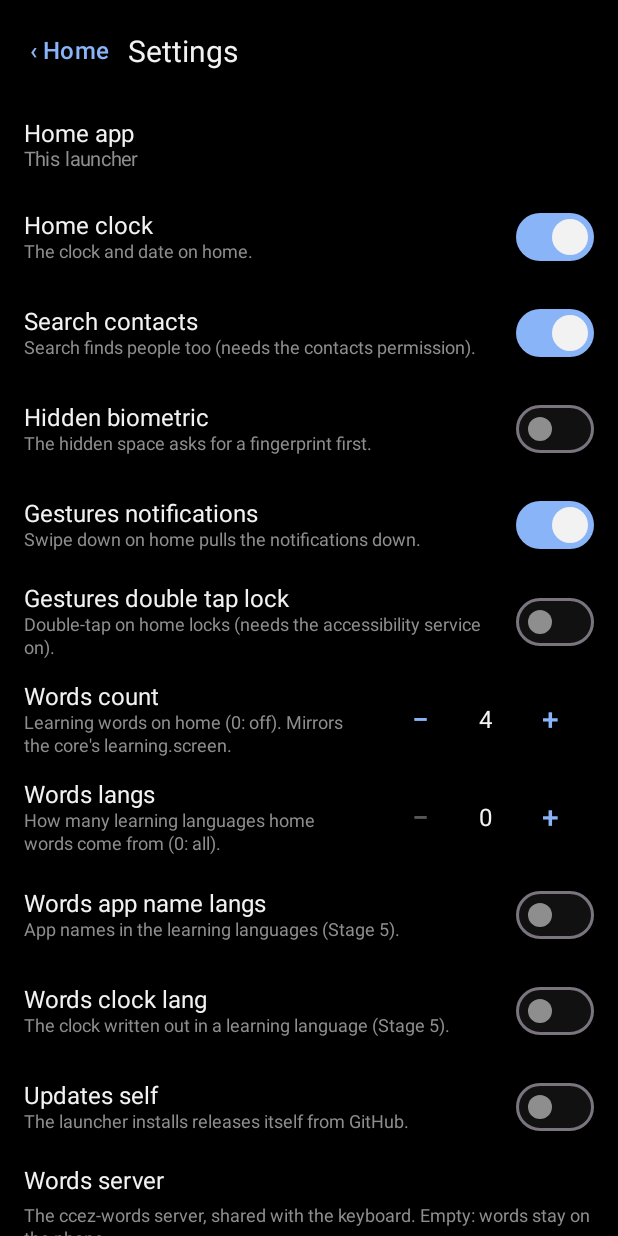
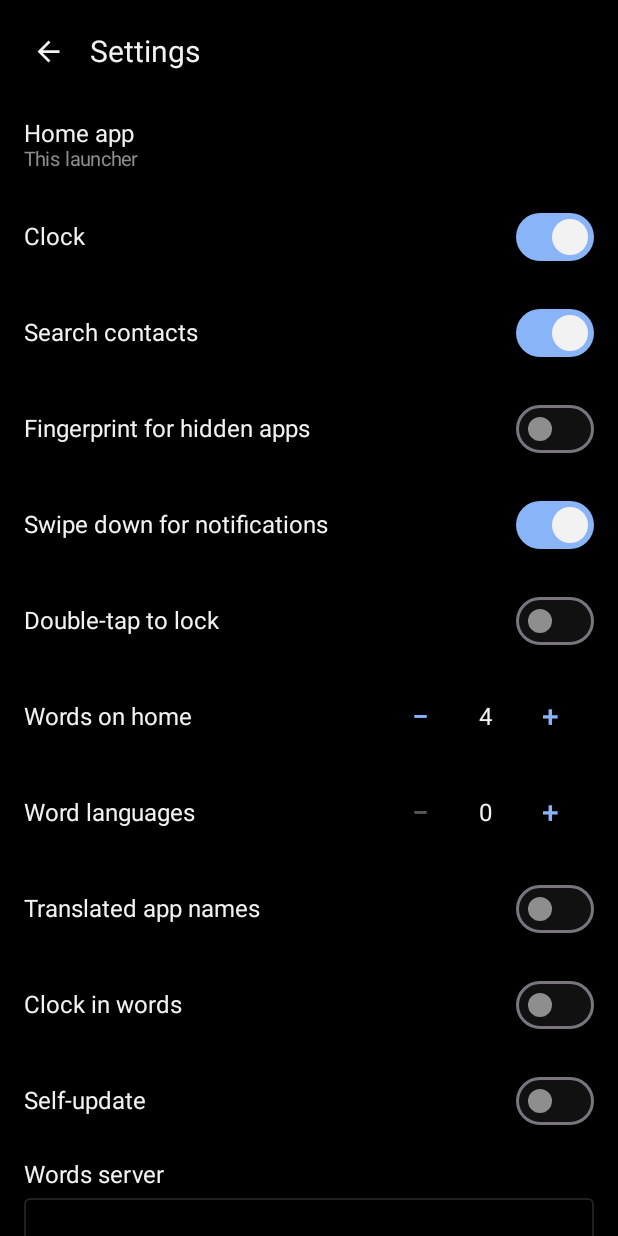
Before and after one commit to chris-straka/ccez-launcher, an Android app built with Jetpack Compose: the composable SettingsScreen shown on its own in the app's theme, after a tap on "Home app", on a phone screen of 412 x 824 dp. Run offline under Robolectric (Android 15) with nearby library versions, the phone set to English and light mode, and no system bars; libraries missing offline, so code that uses them is left out: uk.ccez.keys; pictures from the network do not load; 2 statements that could not run were skipped.

Commit message:
Settings: short labels without helper lines, a back icon, plain On/Off for the lock service, the server field saved when left, the file watch kept alive
Co-Authored-By: Claude Opus 5.5 <noreply@anthropic.com>

```diff
--- a/app/src/main/kotlin/uk/ccez/launcher/SettingsScreen.kt
+++ b/app/src/main/kotlin/uk/ccez/launcher/SettingsScreen.kt
@@ -27,6 +27,7 @@ import androidx.compose.runtime.setValue
 import androidx.compose.ui.Alignment
 import androidx.compose.ui.Modifier
 import androidx.compose.ui.draw.clip
+import androidx.compose.ui.focus.onFocusChanged
 import androidx.compose.ui.platform.LocalContext
 import androidx.compose.ui.platform.testTag
 import androidx.compose.ui.unit.dp
@@ -43,7 +44,6 @@ import androidx.compose.ui.unit.sp
     val ctx = LocalContext.current
     val tick by app.settings.version.collectAsState()
     val isHome = remember(tick) { app.apps.isDefaultHome() }
-    val lockOn = remember(tick) { app.settings.bool("gestures.double_tap_lock") }
     val lockReady = remember(tick) { LockService.enabled(ctx) }
 
     Column(Modifier.fillMaxSize().background(Palette.bg).testTag("settings")) {
@@ -51,8 +51,8 @@ import androidx.compose.ui.unit.sp
             Modifier.fillMaxWidth().padding(horizontal = 8.dp, vertical = 10.dp),
             verticalAlignment = Alignment.CenterVertically,
         ) {
-            TextButton(onClick = onBack) { Text("‹ Home", color = Palette.accent, fontSize = 16.sp) }
-            Text("Settings", color = Palette.fg, fontSize = 20.sp)
+            IconAction(LauncherIcons.Back, "Home", Modifier.testTag("settings-back"), tint = Palette.fg, onClick = onBack)
+            Text("Settings", color = Palette.fg, fontSize = 20.sp, modifier = Modifier.padding(start = 4.dp))
         }
         LazyColumn(Modifier.fillMaxSize()) {
             item {
@@ -67,12 +67,8 @@ import androidx.compose.ui.unit.sp
             }
             item {
                 SettingAction(
-                    "Double-tap lock service",
-                    when {
-                        !lockOn -> "Off in the switch above"
-                        lockReady -> "On"
-                        else -> "Needs turning on"
-                    },
+                    "Lock service",
+                    if (lockReady) "On" else "Off",
                     "setting-lock-service",
                 ) {
                     runCatching {
@@ -122,16 +118,24 @@ import androidx.compose.ui.unit.sp
             Modifier.fillMaxWidth().padding(horizontal = 16.dp, vertical = 8.dp).testTag("setting:${def.key}"),
             verticalArrangement = Arrangement.spacedBy(6.dp),
         ) {
-            Text(prettyKey(def.key), color = Palette.fg, fontSize = 16.sp)
-            Text(def.about, color = Palette.dim, fontSize = 12.sp, lineHeight = 15.sp)
+            Text(def.label, color = Palette.fg, fontSize = 16.sp)
+            // Saved on Done and when the field loses focus (backing out
+            // of it dropped the edit, review 2026-11-14).
+            fun save() {
+                val v = text.trim()
+                if (v == app.settings.get(def.key)) return
+                runCatching { app.settings.set(def.key, org.json.JSONObject.quote(v)); app.settingsChanged() }
+            }
+            var focused by androidx.compose.runtime.remember { androidx.compose.runtime.mutableStateOf(false) }
             androidx.compose.material3.OutlinedTextField(
                 value = text,
                 onValueChange = { text = it },
                 singleLine = true,
-                modifier = Modifier.fillMaxWidth(),
-                keyboardActions = androidx.compose.foundation.text.KeyboardActions(onDone = {
-                    runCatching { app.settings.set(def.key, org.json.JSONObject.quote(text.trim())); app.settingsChanged() }
-                }),
+                modifier = Modifier.fillMaxWidth().onFocusChanged {
+                    if (focused && !it.isFocused) save()
+                    focused = it.isFocused
+                },
+                keyboardActions = androidx.compose.foundation.text.KeyboardActions(onDone = { save() }),
                 colors = androidx.compose.material3.OutlinedTextFieldDefaults.colors(
                     focusedTextColor = Palette.fg,
                     unfocusedTextColor = Palette.fg,
@@ -148,10 +152,7 @@ import androidx.compose.ui.unit.sp
         verticalAlignment = Alignment.CenterVertically,
         horizontalArrangement = Arrangement.spacedBy(10.dp),
     ) {
-        Column(Modifier.weight(1f)) {
-            Text(prettyKey(def.key), color = Palette.fg, fontSize = 16.sp)
-            Text(def.about, color = Palette.dim, fontSize = 12.sp, lineHeight = 15.sp)
-        }
+        Text(def.label, color = Palette.fg, fontSize = 16.sp, modifier = Modifier.weight(1f))
         when (val k = def.kind) {
             SettingDefs.Kind.Bool -> {
                 val v = remember(tick, def.key) { app.settings.bool(def.key) }
@@ -183,10 +184,6 @@ import androidx.compose.ui.unit.sp
     }
 }
 
-/** `words.count` reads "Words count" (sentence case, few words). */
-private fun prettyKey(key: String): String =
-    key.replace('.', ' ').replace('_', ' ').replaceFirstChar { it.uppercase() }
-
 /** The ROLE_HOME ask, or the settings page on old Android. */
 fun requestHomeRole(ctx: Context) {
     val app = App.instance
```
Also changed, not shown: app/src/main/kotlin/uk/ccez/launcher/LauncherSettings.kt (+23 -12 lines).
